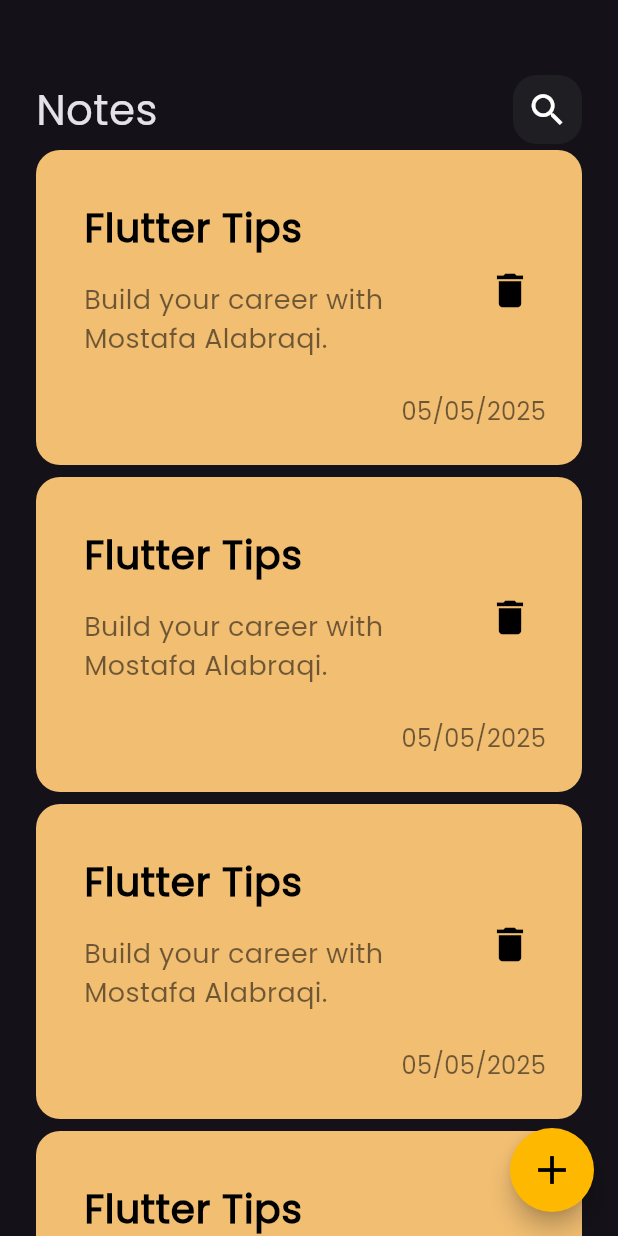
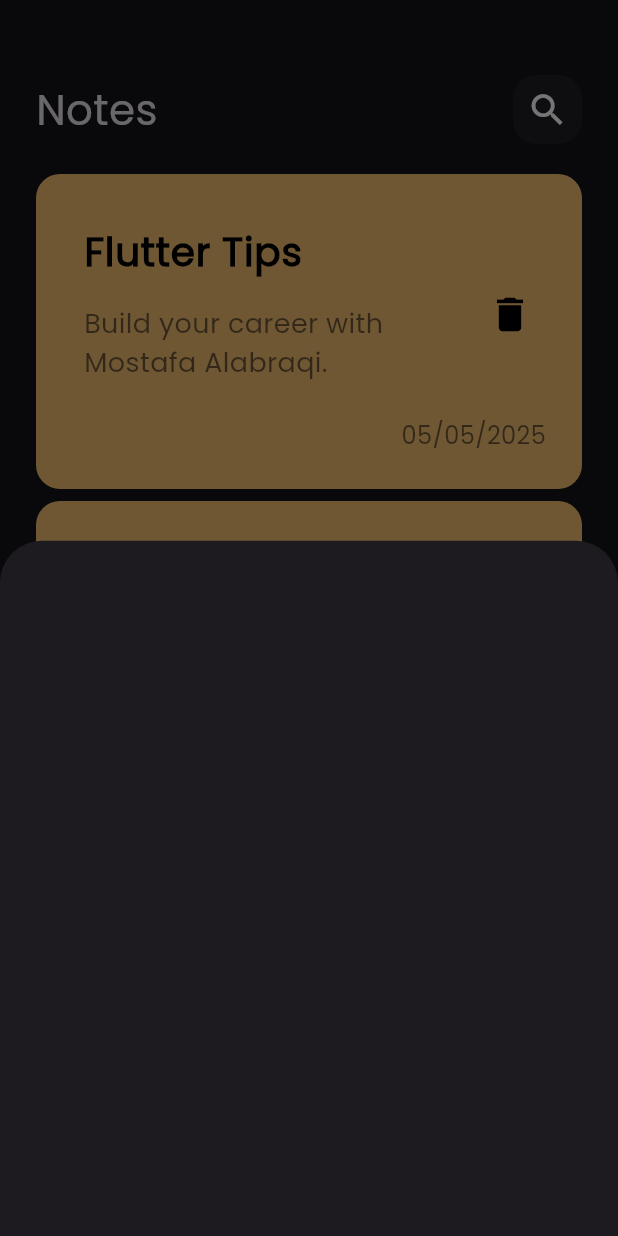
Before and after one commit to Mostafa2alabraqi/notes_app, a Flutter app: the screen it shows after launch, after a tap on the "add" icon, on a phone screen of 412 x 824 dp. Run offline on Flutter 3.47's test engine with Material 3 defaults, Android fonts, the phone set to English and light mode, and no system bars.

Commit message:
show modal bottom sheet

```diff
--- a/lib/views/notes_view.dart
+++ b/lib/views/notes_view.dart
@@ -1,4 +1,5 @@
 import 'package:flutter/material.dart';
+import 'package:notes_app/views/widgets/add_note_bottom_sheet.dart';
 import 'package:notes_app/views/widgets/notes_view_body.dart';
 
 class NotesView extends StatelessWidget {
@@ -8,7 +9,14 @@ class NotesView extends StatelessWidget {
   Widget build(BuildContext context) {
     return Scaffold(
       floatingActionButton: FloatingActionButton(
-        onPressed: () {},
+        onPressed: () {
+          showModalBottomSheet(
+            context: context,
+            builder: (context) {
+              return const AddNoteBottomSheet();
+            },
+          );
+        },
         backgroundColor: const Color(0xffFFB800),
         child: const Icon(Icons.add, size: 32, color: Colors.black),
         shape: RoundedRectangleBorder(
--- /dev/null
+++ b/lib/views/widgets/add_note_bottom_sheet.dart
@@ -0,0 +1,12 @@
+import 'package:flutter/material.dart';
+
+class AddNoteBottomSheet extends StatelessWidget {
+  const AddNoteBottomSheet({super.key});
+
+  @override
+  Widget build(BuildContext context) {
+    return Container(
+
+    );
+  }
+}
--- a/lib/views/widgets/notes_list_view.dart
+++ b/lib/views/widgets/notes_list_view.dart
@@ -8,10 +8,14 @@ class NotesListView extends StatelessWidget {
 
   @override
   Widget build(BuildContext context) {
-    return ListView.builder(
-      itemBuilder: (context, index) {
-        return const NoteItem();
-      },
+    return Padding(
+      padding: const EdgeInsets.symmetric(vertical: 16),
+      child: ListView.builder(
+        padding: EdgeInsets.zero,
+        itemBuilder: (context, index) {
+          return const NoteItem();
+        },
+      ),
     );
   }
 }
```
